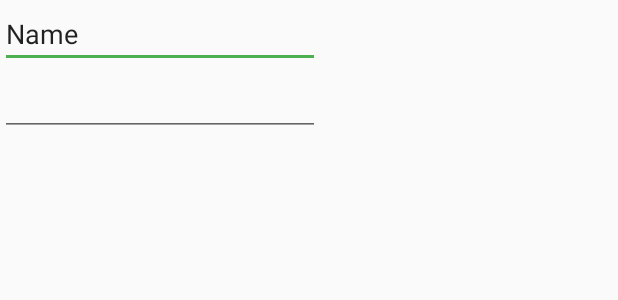
After one commit to brunohauck/mobile_hybrid_framework, an Android app: the layout fragment_monkey.xml on its own in the app's theme, with its tools: preview values and no code run, on a phone screen of 412 x 824 dp. The commit adds this screen. Shown: the top 300 px of the screen. Run offline under Robolectric (Android 15) with nearby library versions, the phone set to English and light mode, and no system bars.

Commit message:
Novas atualizações.

```diff
--- /dev/null
+++ b/app/src/main/java/com/mentorandroid/cursoandroid/MonkeyFragment.java
@@ -0,0 +1,29 @@
+package com.mentorandroid.cursoandroid;
+
+
+import android.os.Bundle;
+import android.support.v4.app.Fragment;
+import android.view.LayoutInflater;
+import android.view.View;
+import android.view.ViewGroup;
+
+
+/**
+ * A simple {@link Fragment} subclass.
+ */
+public class MonkeyFragment extends Fragment {
+
+
+    public MonkeyFragment() {
+        // Required empty public constructor
+    }
+
+
+    @Override
+    public View onCreateView(LayoutInflater inflater, ViewGroup container,
+                             Bundle savedInstanceState) {
+        // Inflate the layout for this fragment
+        return inflater.inflate(R.layout.fragment_monkey, container, false);
+    }
+
+}
--- a/app/src/main/java/com/mentorandroid/cursoandroid/fragments/YouTubeFragment.java
+++ b/app/src/main/java/com/mentorandroid/cursoandroid/fragments/YouTubeFragment.java
@@ -55,11 +55,7 @@ public class YouTubeFragment extends Fragment {
             //settings.setPluginsEnabled(true);
             web.setWebViewClient(new myWebClient());
             showProgress(true);
-
             web.getSettings().setJavaScriptEnabled(true);
-
-
-
             String url = "https://www.youtube.com/channel/UClJThqbUwg0RXrizVnf8GAA";
             Log.i("URL ->",url);
             web.loadUrl(url);
--- /dev/null
+++ b/app/src/main/res/layout/fragment_monkey.xml
@@ -0,0 +1,34 @@
+<FrameLayout xmlns:android="http://schemas.android.com/apk/res/android"
+    xmlns:tools="http://schemas.android.com/tools"
+    android:layout_width="match_parent"
+    android:layout_height="match_parent"
+    tools:context="com.mentorandroid.cursoandroid.MonkeyFragment">
+
+    <LinearLayout
+        android:orientation="vertical"
+        android:layout_width="match_parent"
+        android:layout_height="match_parent">
+        <EditText
+            android:layout_width="wrap_content"
+            android:layout_height="wrap_content"
+            android:inputType="textPersonName"
+            android:text="Name"
+            android:ems="10"
+            android:id="@+id/editText" />
+
+        <EditText
+            android:layout_width="wrap_content"
+            android:layout_height="wrap_content"
+            android:inputType="textMultiLine"
+            android:ems="10"
+            android:id="@+id/editText2" />
+
+        <Spinner
+            android:layout_width="0dp"
+            android:layout_height="435dp"
+            android:id="@+id/spinner" />
+
+
+
+    </LinearLayout>
+</FrameLayout>
```
